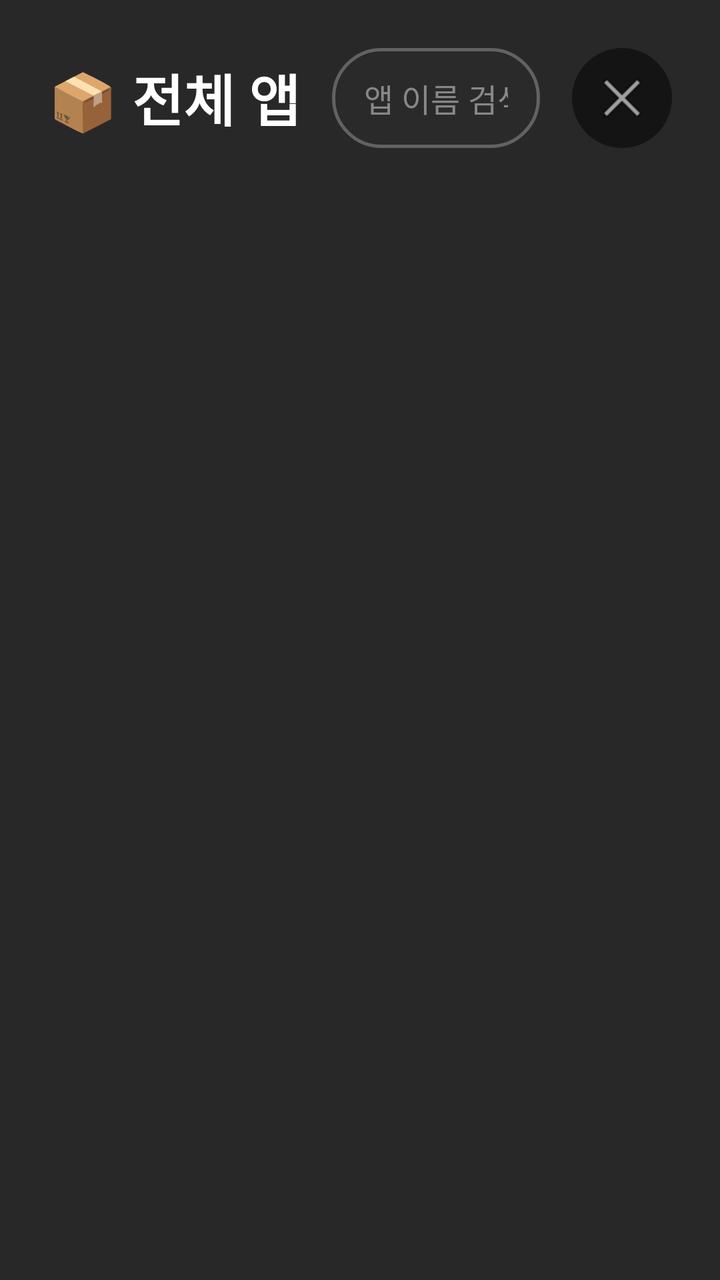
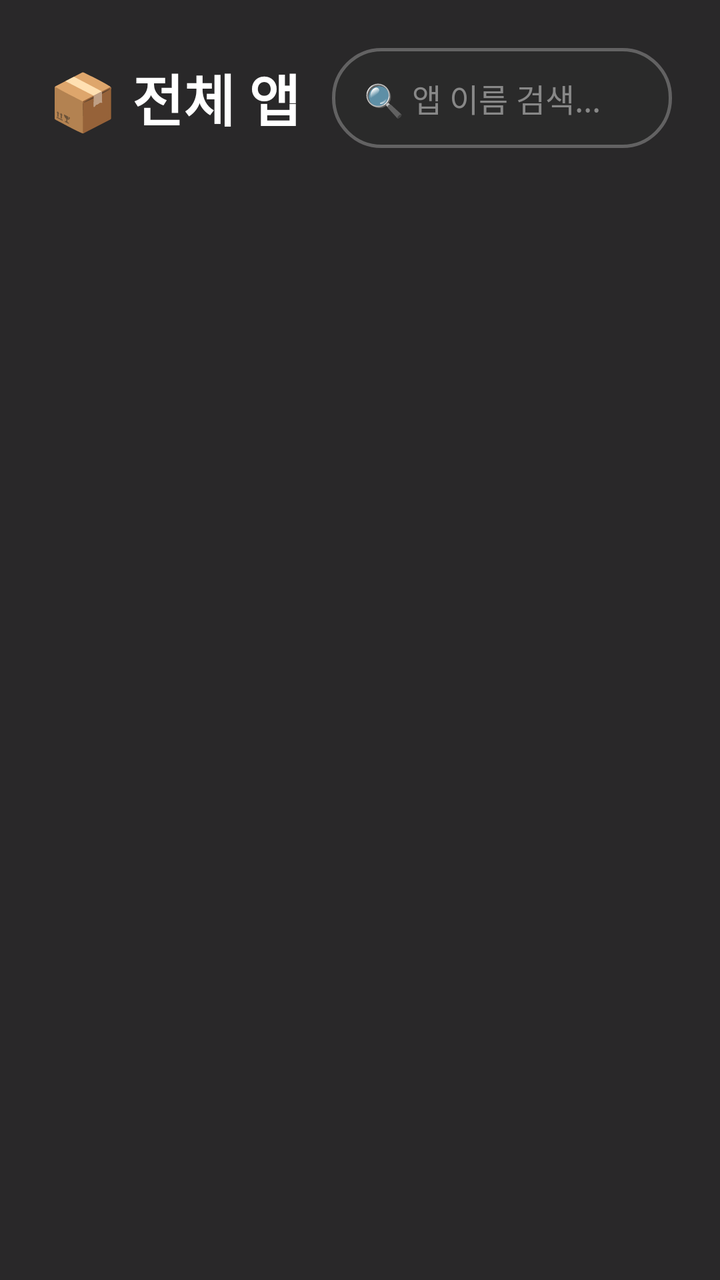

Screens rendered from an Android XML layout before and after an edit, with the pre-edit source and the edit as a unified diff.
<!-- AndroidManifest.xml: application theme Theme.CarHome -->
<!-- res/layout/dialog_app_drawer.xml -->
<?xml version="1.0" encoding="utf-8"?>
<LinearLayout xmlns:android="http://schemas.android.com/apk/res/android"
    android:layout_width="match_parent"
    android:layout_height="match_parent"
    android:orientation="vertical"
    android:background="#E6121212"
    android:padding="24dp">

    
    <LinearLayout
        android:layout_width="match_parent"
        android:layout_height="wrap_content"
        android:orientation="horizontal"
        android:gravity="center_vertical"
        android:layout_marginBottom="16dp">

        <TextView
            android:layout_width="wrap_content"
            android:layout_height="wrap_content"
            android:text="📦 전체 앱"
            android:textColor="#FFFFFF"
            android:textSize="28sp"
            android:textStyle="bold"
            android:layout_marginEnd="16dp" />

        <EditText
            android:id="@+id/etSearchApp"
            android:layout_width="0dp"
            android:layout_height="50dp"
            android:layout_weight="1"
            android:background="@drawable/bg_dock_btn"
            android:hint="앱 이름 검색..."
            android:textColorHint="#888888"
            android:textColor="#FFFFFF"
            android:textSize="16sp"
            android:paddingStart="16dp"
            android:paddingEnd="16dp"
            android:singleLine="true"
            android:imeOptions="actionSearch" />

        <ImageView
            android:id="@+id/btnCloseDrawer"
            android:layout_width="50dp"
            android:layout_height="50dp"
            android:layout_marginStart="16dp"
            android:background="@drawable/bg_round_btn"
            android:src="@android:drawable/ic_menu_close_clear_cancel"
            android:scaleType="centerInside"
            android:clickable="true"
            android:focusable="true" />
    </LinearLayout>

    
    <GridView
        android:id="@+id/gridApps"
        android:layout_width="match_parent"
        android:layout_height="0dp"
        android:layout_weight="1"
        android:numColumns="4"
        android:verticalSpacing="16dp"
        android:horizontalSpacing="16dp"
        android:stretchMode="columnWidth"
        android:gravity="center"
        android:scrollbars="vertical" />
</LinearLayout>
<!-- resources referenced by this layout -->
<resources>
  <!-- drawable bg_dock_btn (drawable) -->
  <?xml version="1.0" encoding="utf-8"?>
  <shape xmlns:android="http://schemas.android.com/apk/res/android"
      android:shape="rectangle">
      <corners android:radius="24dp" />
      <solid android:color="#2A2A2A" />
      <stroke
          android:width="1.5dp"
          android:color="#44FFFFFF" />
  </shape>
  <!-- drawable bg_round_btn (drawable) -->
  <?xml version="1.0" encoding="utf-8"?>
  <shape xmlns:android="http://schemas.android.com/apk/res/android"
      android:shape="rectangle">
      <corners android:radius="50dp" />
      
      <solid android:color="#80000000" />
  </shape>
  <style name="Theme.CarHome" parent="Base.Theme.CarHome" />
  <style name="Base.Theme.CarHome" parent="Theme.Material3.DayNight.NoActionBar">
          
          
      </style>
</resources>

<!-- the commit's change to res/layout/dialog_app_drawer.xml (unified diff, before → after) -->
@@ -29,7 +29,7 @@
             android:layout_height="50dp"
             android:layout_weight="1"
             android:background="@drawable/bg_dock_btn"
-            android:hint="앱 이름 검색..."
+            android:hint="🔍 앱 이름 검색..."
             android:textColorHint="#888888"
             android:textColor="#FFFFFF"
             android:textSize="16sp"
@@ -37,29 +37,14 @@
             android:paddingEnd="16dp"
             android:singleLine="true"
             android:imeOptions="actionSearch" />
-
-        <ImageView
-            android:id="@+id/btnCloseDrawer"
-            android:layout_width="50dp"
-            android:layout_height="50dp"
-            android:layout_marginStart="16dp"
-            android:background="@drawable/bg_round_btn"
-            android:src="@android:drawable/ic_menu_close_clear_cancel"
-            android:scaleType="centerInside"
-            android:clickable="true"
-            android:focusable="true" />
     </LinearLayout>
 
     
-    <GridView
-        android:id="@+id/gridApps"
+    <androidx.recyclerview.widget.RecyclerView
+        android:id="@+id/recyclerApps"
         android:layout_width="match_parent"
         android:layout_height="0dp"
         android:layout_weight="1"
-        android:numColumns="4"
-        android:verticalSpacing="16dp"
-        android:horizontalSpacing="16dp"
-        android:stretchMode="columnWidth"
-        android:gravity="center"
-        android:scrollbars="vertical" />
+        android:scrollbars="vertical"
+        android:overScrollMode="never" />
 </LinearLayout>
<!-- resource entries referenced after the edit -->
@@ -10,14 +10,6 @@
           android:width="1.5dp"
           android:color="#44FFFFFF" />
   </shape>
-  <!-- drawable bg_round_btn (drawable) -->
-  <?xml version="1.0" encoding="utf-8"?>
-  <shape xmlns:android="http://schemas.android.com/apk/res/android"
-      android:shape="rectangle">
-      <corners android:radius="50dp" />
-      
-      <solid android:color="#80000000" />
-  </shape>
   <style name="Theme.CarHome" parent="Base.Theme.CarHome" />
   <style name="Base.Theme.CarHome" parent="Theme.Material3.DayNight.NoActionBar">
           
